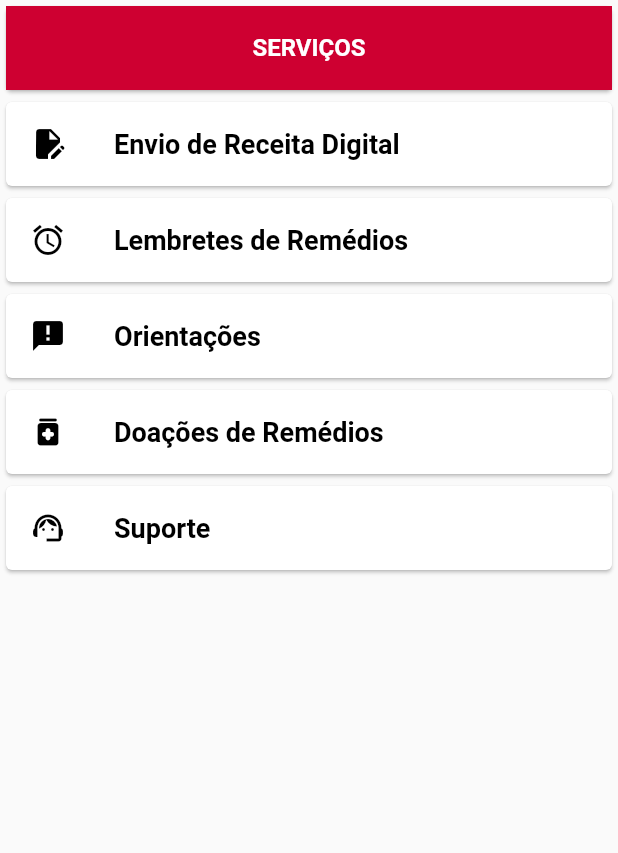
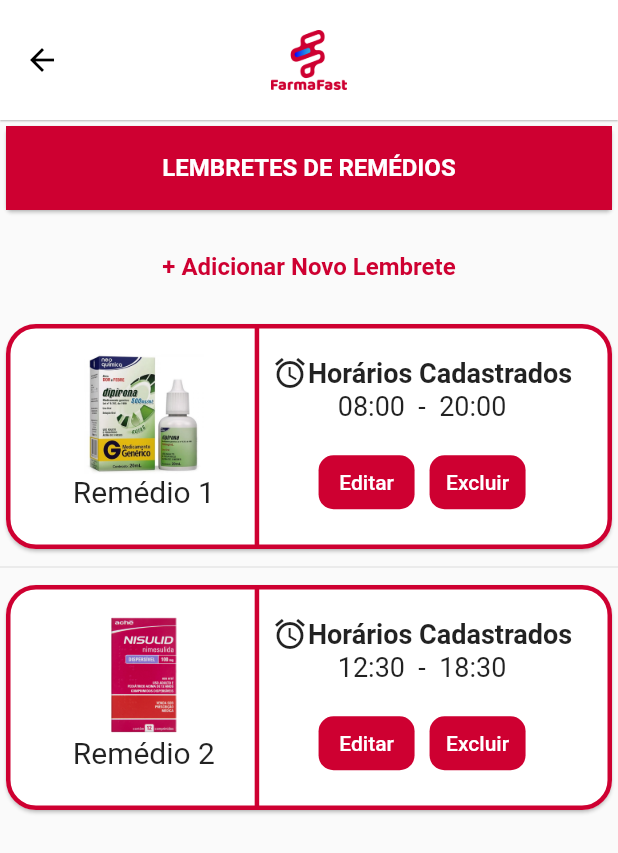
Before and after one commit to paulociano/farmafast, a Flutter app: the ServicosPage screen opened directly, after a tap on "Lembretes de Remédios", on a phone screen of 412 x 824 dp. Shown: the top 853 px of the screen. Run offline on Flutter 3.47's test engine with Material 2 defaults, Android fonts, the light colour scheme and no system bars; our stand-ins replace card_swiper, google_fonts.

Commit message:
Adiciona paginas de alarmes

```diff
--- /dev/null
+++ b/lib/pages/alarmes_page.dart
@@ -0,0 +1,254 @@
+import 'package:flutter/material.dart';
+
+class AlarmePage extends StatefulWidget {
+  const AlarmePage({super.key});
+
+  @override
+  State<AlarmePage> createState() => _AlarmePageState();
+}
+
+class _AlarmePageState extends State<AlarmePage> {
+  @override
+  Widget build(BuildContext context) {
+    return Scaffold(
+      appBar: AppBar(
+        elevation: 0.5,
+        foregroundColor: Colors.black,
+        backgroundColor: Colors.white,
+        toolbarHeight: 80,
+        centerTitle: true,
+        title: Image.asset(
+          'assets/images/logofarmafast.png',
+          height: 40,
+        ),
+      ),
+      body: Column(
+        children: [
+          const SizedBox(
+            width: double.infinity,
+            child: Card(
+              child: ListTile(
+                tileColor: Color.fromARGB(255, 206, 0, 49),
+                title: Text(
+                  'LEMBRETES DE REMÉDIOS',
+                  style: TextStyle(
+                      color: Colors.white, fontWeight: FontWeight.w700),
+                  textAlign: TextAlign.center,
+                ),
+              ),
+            ),
+          ),
+          const SizedBox(
+            height: 10,
+          ),
+          TextButton(
+              onPressed: () {},
+              child: const Text(
+                '+ Adicionar Novo Lembrete',
+                style: TextStyle(
+                  fontSize: 16,
+                  fontWeight: FontWeight.w600,
+                  color: Color.fromARGB(255, 206, 0, 49),
+                ),
+              )),
+          const SizedBox(
+            height: 10,
+          ),
+          Card(
+            shape: RoundedRectangleBorder(
+                borderRadius: BorderRadius.circular(20),
+                side: const BorderSide(
+                    width: 3, color: Color.fromARGB(255, 206, 0, 49))),
+            child: SizedBox(
+              height: 150,
+              child: Row(
+                mainAxisAlignment: MainAxisAlignment.center,
+                children: [
+                  const Padding(
+                    padding: EdgeInsets.all(20),
+                    child: Column(
+                      children: [
+                        Image(
+                          image: AssetImage('assets/images/remedio1.jpg'),
+                          height: 80,
+                        ),
+                        Text(
+                          'Remédio 1',
+                          style: TextStyle(
+                              fontSize: 20, fontWeight: FontWeight.w400),
+                        ),
+                      ],
+                    ),
+                  ),
+                  const VerticalDivider(
+                    color: Color.fromARGB(255, 206, 0, 49),
+                    thickness: 3,
+                  ),
+                  Padding(
+                    padding: const EdgeInsets.all(2.0),
+                    child: Column(
+                      mainAxisAlignment: MainAxisAlignment.center,
+                      children: [
+                        const Row(
+                          children: [
+                            Icon(Icons.alarm),
+                            Text(
+                              'Horários Cadastrados',
+                              style: TextStyle(
+                                  fontSize: 18, fontWeight: FontWeight.w600),
+                            ),
+                          ],
+                        ),
+                        const Text(
+                          '08:00  -  20:00',
+                          style: TextStyle(
+                            fontSize: 18,
+                          ),
+                        ),
+                        const Divider(),
+                        Row(
+                          children: [
+                            TextButton(
+                                style: ButtonStyle(
+                                    shape: MaterialStateProperty.all<
+                                            RoundedRectangleBorder>(
+                                        RoundedRectangleBorder(
+                                            borderRadius:
+                                                BorderRadius.circular(10))),
+                                    backgroundColor: MaterialStateProperty.all<
+                                            Color>(
+                                        const Color.fromARGB(255, 206, 0, 49))),
+                                onPressed: () {},
+                                child: const Text(
+                                  'Editar',
+                                  style: TextStyle(color: Colors.white),
+                                )),
+                            const SizedBox(
+                              width: 10,
+                            ),
+                            TextButton(
+                                style: ButtonStyle(
+                                    shape: MaterialStateProperty.all<
+                                            RoundedRectangleBorder>(
+                                        RoundedRectangleBorder(
+                                            borderRadius:
+                                                BorderRadius.circular(10))),
+                                    backgroundColor: MaterialStateProperty.all<
+                                            Color>(
+                                        const Color.fromARGB(255, 206, 0, 49))),
+                                onPressed: () {},
+                                child: const Text(
+                                  'Excluir',
+                                  style: TextStyle(color: Colors.white),
+                                ))
+                          ],
+                        )
+                      ],
+                    ),
+                  )
+                ],
+              ),
+            ),
+          ),
+          const Divider(),
+          Card(
+            shape: RoundedRectangleBorder(
+                borderRadius: BorderRadius.circular(20),
+                side: const BorderSide(
+                    width: 3, color: Color.fromARGB(255, 206, 0, 49))),
+            child: SizedBox(
+              height: 150,
+              child: Row(
+                mainAxisAlignment: MainAxisAlignment.center,
+                children: [
+                  const Padding(
+                    padding: EdgeInsets.all(20),
+                    child: Column(
+                      children: [
+                        Image(
+                          image: AssetImage('assets/images/remedio2.jpg'),
+                          height: 80,
+                        ),
+                        Text(
+                          'Remédio 2',
+                          style: TextStyle(
+                              fontSize: 20, fontWeight: FontWeight.w400),
+                        ),
+                      ],
+                    ),
+                  ),
+                  const VerticalDivider(
+                    color: Color.fromARGB(255, 206, 0, 49),
+                    thickness: 3,
+                  ),
+                  Padding(
+                    padding: const EdgeInsets.all(2.0),
+                    child: Column(
+                      mainAxisAlignment: MainAxisAlignment.center,
+                      children: [
+                        const Row(
+                          children: [
+                            Icon(Icons.alarm),
+                            Text(
+                              'Horários Cadastrados',
+                              style: TextStyle(
+                                  fontSize: 18, fontWeight: FontWeight.w600),
+                            ),
+                          ],
+                        ),
+                        const Text(
+                          '12:30  -  18:30',
+                          style: TextStyle(
+                            fontSize: 18,
+                          ),
+                        ),
+                        const Divider(),
+                        Row(
+                          children: [
+                            TextButton(
+                                style: ButtonStyle(
+                                    shape: MaterialStateProperty.all<
+                                            RoundedRectangleBorder>(
+                                        RoundedRectangleBorder(
+                                            borderRadius:
+                                                BorderRadius.circular(10))),
+                                    backgroundColor: MaterialStateProperty.all<
+                                            Color>(
+                                        const Color.fromARGB(255, 206, 0, 49))),
+                                onPressed: () {},
+                                child: const Text(
+                                  'Editar',
+                                  style: TextStyle(color: Colors.white),
+                                )),
+                            const SizedBox(
+                              width: 10,
+                            ),
+                            TextButton(
+                                style: ButtonStyle(
+                                    shape: MaterialStateProperty.all<
+                                            RoundedRectangleBorder>(
+                                        RoundedRectangleBorder(
+                                            borderRadius:
+                                                BorderRadius.circular(10))),
+                                    backgroundColor: MaterialStateProperty.all<
+                                            Color>(
+                                        const Color.fromARGB(255, 206, 0, 49))),
+                                onPressed: () {},
+                                child: const Text(
+                                  'Excluir',
+                                  style: TextStyle(color: Colors.white),
+                                ))
+                          ],
+                        )
+                      ],
+                    ),
+                  )
+                ],
+              ),
+            ),
+          ),
+        ],
+      ),
+    );
+  }
+}
--- a/lib/pages/servicos_page.dart
+++ b/lib/pages/servicos_page.dart
@@ -1,4 +1,6 @@
 import 'package:flutter/material.dart';
+import 'package:trilhaapp/pages/alarmes_page.dart';
+import 'package:trilhaapp/pages/doacoes_page.dart';
 import 'package:trilhaapp/pages/receita_page.dart';
 
 class ServicosPage extends StatefulWidget {
@@ -62,7 +64,10 @@
                     fontWeight: FontWeight.w600),
               ),
               onTap: () {
-                // Ação ao clicar no menu
+                Navigator.push(
+                    context,
+                    MaterialPageRoute(
+                        builder: (context) => const AlarmePage()));
               },
             ),
           ),
@@ -98,7 +103,10 @@
                     fontWeight: FontWeight.w600),
               ),
               onTap: () {
-                // Ação ao clicar no menu
+                Navigator.push(
+                    context,
+                    MaterialPageRoute(
+                        builder: (context) => const DoacaoPage()));
               },
             ),
           ),
--- a/pubspec.yaml
+++ b/pubspec.yaml
@@ -37,6 +37,7 @@
   cupertino_icons: ^1.0.2
   google_fonts: ^5.0.0
   card_swiper : ^2.0.1
+  flutter_local_notifications: ^14.1.1
 
 
 dev_dependencies:
```
Also changed, not shown: lib/pages/doacoes_page.dart (added, +203 -0 lines), lib/pages/main_page.dart (+19 -7 lines), assets/images/banner2.jpg (added), assets/images/instituicao1.png (added), assets/images/whatsapp.png (added), pubspec.lock, 3 other files.
